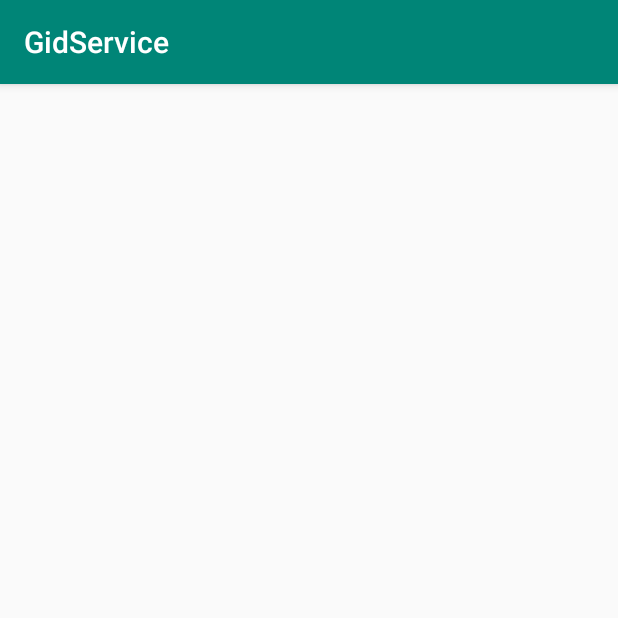
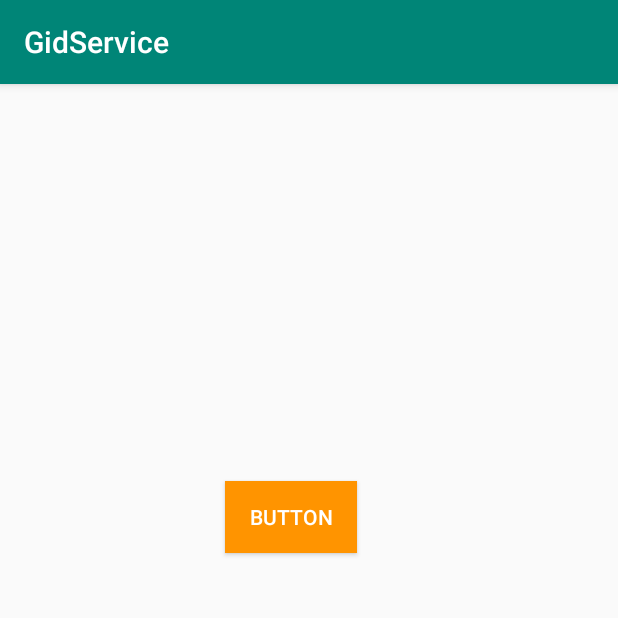
Before and after one commit to yuriy070920/GidService-Application, an Android app: the screen it shows after launch (MainActivity), on a phone screen of 412 x 824 dp, the top half of it. Run offline under Robolectric (Android 15) with nearby library versions, the phone set to English and light mode, and no system bars.

Commit message:
Added Colors

```diff
--- a/app/src/main/java/com/cio/gidservice/MainActivity.java
+++ b/app/src/main/java/com/cio/gidservice/MainActivity.java
@@ -3,6 +3,7 @@ package com.cio.gidservice;
 import androidx.appcompat.app.AppCompatActivity;
 
 import android.os.Bundle;
+import android.widget.Button;
 
 public class MainActivity extends AppCompatActivity {
 
--- a/app/src/main/res/layout/first_registration_activity.xml
+++ b/app/src/main/res/layout/first_registration_activity.xml
@@ -4,4 +4,22 @@
     xmlns:tools="http://schemas.android.com/tools"
     android:layout_width="match_parent"
     android:layout_height="match_parent"
-    tools:context=".MainActivity"/>
+    tools:context=".MainActivity">
+
+    <Button
+        android:id="@+id/button"
+        android:layout_width="wrap_content"
+        android:layout_height="wrap_content"
+        android:layout_marginStart="149dp"
+        android:layout_marginTop="246dp"
+        android:layout_marginEnd="174dp"
+        android:layout_marginBottom="437dp"
+        android:text="Button"
+        android:background="@color/yelowBright"
+        android:textColor="@color/white"
+        android:clickable="false"
+        app:layout_constraintBottom_toBottomOf="parent"
+        app:layout_constraintEnd_toEndOf="parent"
+        app:layout_constraintStart_toStartOf="parent"
+        app:layout_constraintTop_toTopOf="parent" />
+</androidx.constraintlayout.widget.ConstraintLayout>
```
Also changed, not shown: app/src/main/res/values/colors.xml (+9 -0 lines).
